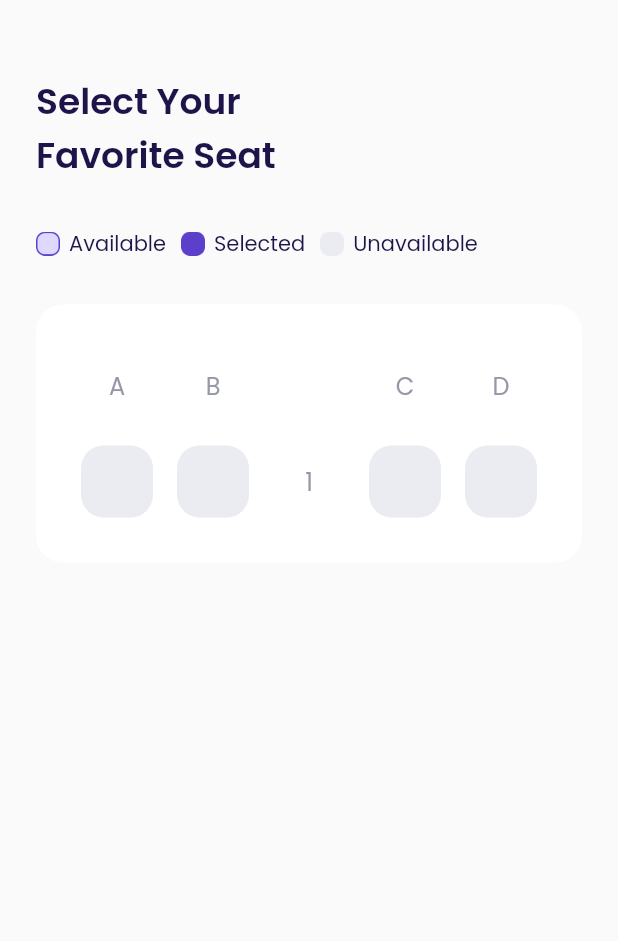
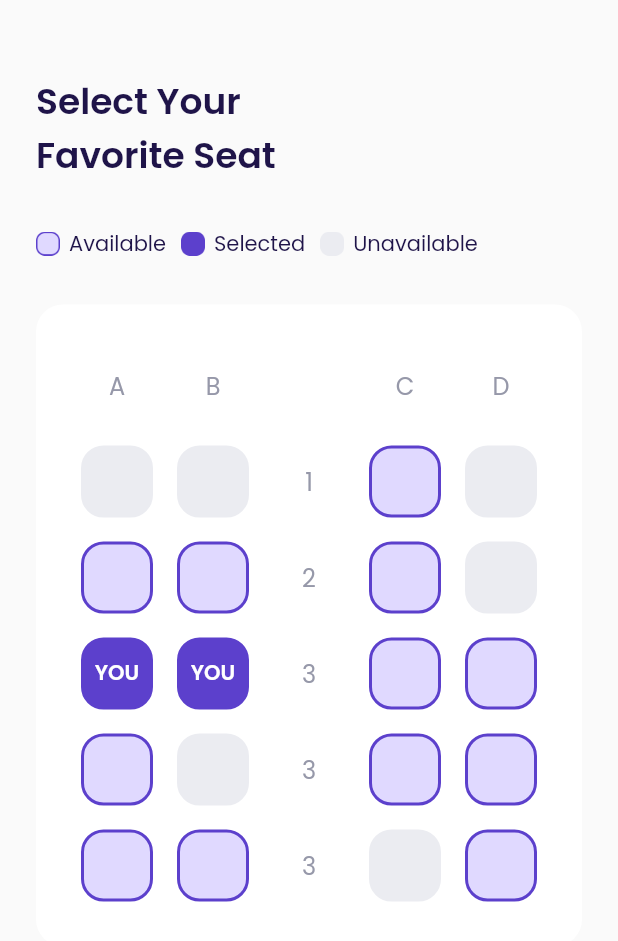
Before and after one commit to chaedirdwiantara/airplaneFlutter, a Flutter app: the ChooseSeatPage screen opened directly, on a phone screen of 412 x 824 dp. Shown: the top 941 px of the screen. Run offline on Flutter 3.47's test engine with Material 2 defaults, Android fonts, the phone set to English and light mode, and no system bars; our stand-ins replace google_fonts.

Commit message:
add seat_item as reusable widget

```diff
--- a/lib/shared/theme.dart
+++ b/lib/shared/theme.dart
@@ -13,6 +13,7 @@ Color kRedColor = const Color(0xffEB70A5);
 Color kBackgroundColor = const Color(0xffFAFAFA);
 Color kInactiveColor = const Color(0xffDBD7EC);
 Color kTransparentColor = Colors.transparent;
+Color kAvailableColor = const Color(0xffE0D9FF);
 Color kUnavailableColor = const Color(0xffEBECF1);
 
 TextStyle blackTextStyle = GoogleFonts.poppins(
--- a/lib/ui/pages/choose_seat_page.dart
+++ b/lib/ui/pages/choose_seat_page.dart
@@ -158,8 +158,8 @@ class ChooseSeatPage extends StatelessWidget {
             child: Row(
               mainAxisAlignment: MainAxisAlignment.spaceAround,
               children: [
-                const SeatItem(),
-                const SeatItem(),
+                const SeatItem(status: 2),
+                const SeatItem(status: 2),
                 SizedBox(
                   width: 48,
                   height: 48,
@@ -172,11 +172,115 @@ class ChooseSeatPage extends StatelessWidget {
                     ),
                   ),
                 ),
-                const SeatItem(),
-                const SeatItem(),
+                const SeatItem(status: 0),
+                const SeatItem(status: 2),
               ],
             ),
-          )
+          ),
+
+          //NOTE: SEAT 2
+          Container(
+            margin: const EdgeInsets.only(top: 16),
+            child: Row(
+              mainAxisAlignment: MainAxisAlignment.spaceAround,
+              children: [
+                const SeatItem(status: 0),
+                const SeatItem(status: 0),
+                SizedBox(
+                  width: 48,
+                  height: 48,
+                  child: Center(
+                    child: Text(
+                      '2',
+                      style: greyTextStyle.copyWith(
+                        fontSize: 16,
+                      ),
+                    ),
+                  ),
+                ),
+                const SeatItem(status: 0),
+                const SeatItem(status: 2),
+              ],
+            ),
+          ),
+
+          //NOTE: SEAT 3
+          Container(
+            margin: const EdgeInsets.only(top: 16),
+            child: Row(
+              mainAxisAlignment: MainAxisAlignment.spaceAround,
+              children: [
+                const SeatItem(status: 1),
+                const SeatItem(status: 1),
+                SizedBox(
+                  width: 48,
+                  height: 48,
+                  child: Center(
+                    child: Text(
+                      '3',
+                      style: greyTextStyle.copyWith(
+                        fontSize: 16,
+                      ),
+                    ),
+                  ),
+                ),
+                const SeatItem(status: 0),
+                const SeatItem(status: 0),
+              ],
+            ),
+          ),
+
+          //NOTE: SEAT 4
+          Container(
+            margin: const EdgeInsets.only(top: 16),
+            child: Row(
+              mainAxisAlignment: MainAxisAlignment.spaceAround,
+              children: [
+                const SeatItem(status: 0),
+                const SeatItem(status: 2),
+                SizedBox(
+                  width: 48,
+                  height: 48,
+                  child: Center(
+                    child: Text(
+                      '3',
+                      style: greyTextStyle.copyWith(
+                        fontSize: 16,
+                      ),
+                    ),
+                  ),
+                ),
+                const SeatItem(status: 0),
+                const SeatItem(status: 0),
+              ],
+            ),
+          ),
+
+          //NOTE: SEAT 5
+          Container(
+            margin: const EdgeInsets.only(top: 16),
+            child: Row(
+              mainAxisAlignment: MainAxisAlignment.spaceAround,
+              children: [
+                const SeatItem(status: 0),
+                const SeatItem(status: 0),
+                SizedBox(
+                  width: 48,
+                  height: 48,
+                  child: Center(
+                    child: Text(
+                      '3',
+                      style: greyTextStyle.copyWith(
+                        fontSize: 16,
+                      ),
+                    ),
+                  ),
+                ),
+                const SeatItem(status: 2),
+                const SeatItem(status: 0),
+              ],
+            ),
+          ),
         ]),
       );
     }
--- a/lib/ui/widgets/seat_item.dart
+++ b/lib/ui/widgets/seat_item.dart
@@ -4,17 +4,72 @@ import 'package:flutter/material.dart';
 class SeatItem extends StatelessWidget {
   const SeatItem({
     Key? key,
+    required this.status,
   }) : super(key: key);
+
+  // status = 0 means available
+  // status = 1 means selected
+  // status = 2 means unavailable
+
+  final int status;
 
   @override
   Widget build(BuildContext context) {
+    backgroundColor() {
+      switch (status) {
+        case 0:
+          return kAvailableColor;
+        case 1:
+          return kPrimaryColor;
+        case 2:
+          return kUnavailableColor;
+        default:
+          return kUnavailableColor;
+      }
+    }
+
+    borderColor() {
+      switch (status) {
+        case 0:
+          return kPrimaryColor;
+        case 1:
+          return kPrimaryColor;
+        case 2:
+          return kUnavailableColor;
+        default:
+          return kUnavailableColor;
+      }
+    }
+
+    child() {
+      switch (status) {
+        case 0:
+          return const SizedBox();
+        case 1:
+          return Center(
+            child: Text(
+              'YOU',
+              style: whiteTextStyle.copyWith(
+                fontWeight: semiBold,
+              ),
+            ),
+          );
+        case 2:
+          return const SizedBox();
+        default:
+          return const SizedBox();
+      }
+    }
+
     return Container(
       width: 48,
       height: 48,
       decoration: BoxDecoration(
-        color: kUnavailableColor,
+        color: backgroundColor(),
         borderRadius: BorderRadius.circular(15),
+        border: Border.all(color: borderColor(), width: 2),
       ),
+      child: child(),
     );
   }
 }
```
Also changed, not shown: 3 other files.
